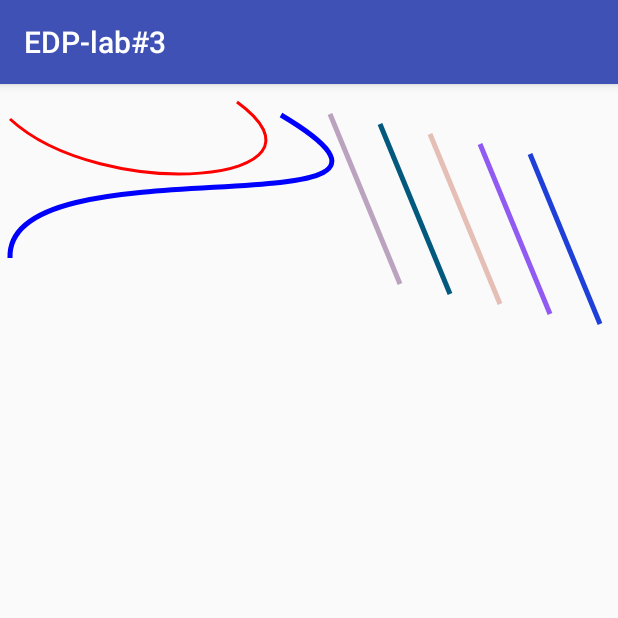
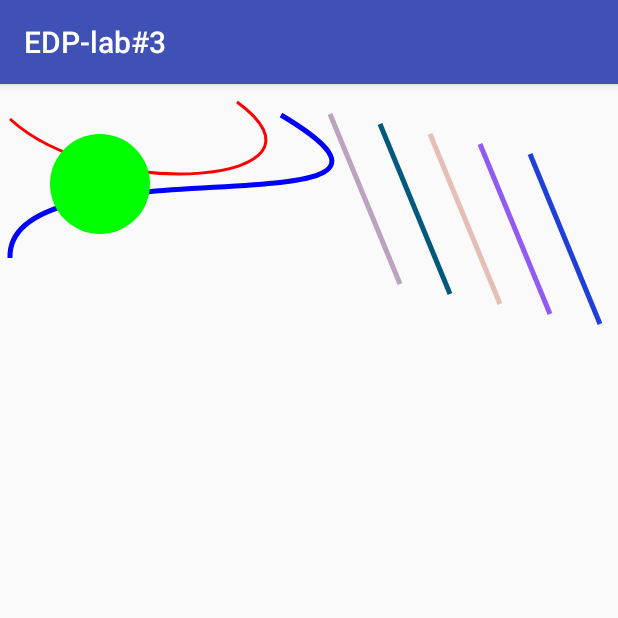
Before and after one commit to strdr4605/TUM-EDP-labs, an Android app: the screen it shows after launch (MainActivity), on a phone screen of 412 x 824 dp, the top half of it. Run offline under Robolectric (Android 15) with nearby library versions, the phone set to English and light mode, and no system bars.

Commit message:
added drawCircle

```diff
--- a/lab#3/EDP-lab#3/app/src/main/java/com/example/strainu/edp_lab3/DrawView.java
+++ b/lab#3/EDP-lab#3/app/src/main/java/com/example/strainu/edp_lab3/DrawView.java
@@ -27,8 +27,10 @@ public class DrawView extends View {
     @Override
     protected void onDraw(Canvas canvas) {
         super.onDraw(canvas);
+        canvas.scale((float) 1, (float) 1);
         drawLines(5, canvas);
         drawBezierCurve(canvas);
+        drawCircle(canvas);
     }
 
     private void drawLines(int n, Canvas canvas) {
@@ -66,4 +68,10 @@ public class DrawView extends View {
         canvas.drawPath(path, paint);
     }
 
+    private void drawCircle(Canvas canvas) {
+        paint.setStyle(Paint.Style.FILL);
+        paint.setColor(Color.GREEN);
+        canvas.drawCircle(100, 100 , 50, paint);
+    }
+
 }
```
